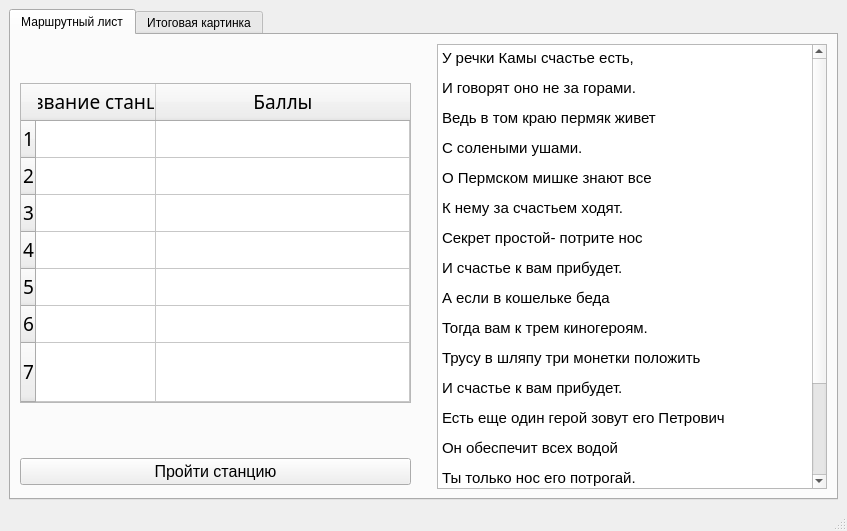
This is QuestMainWindow.ui in VladZuykin/quest as Qt 5 draws it before an edit. The edited form follows.
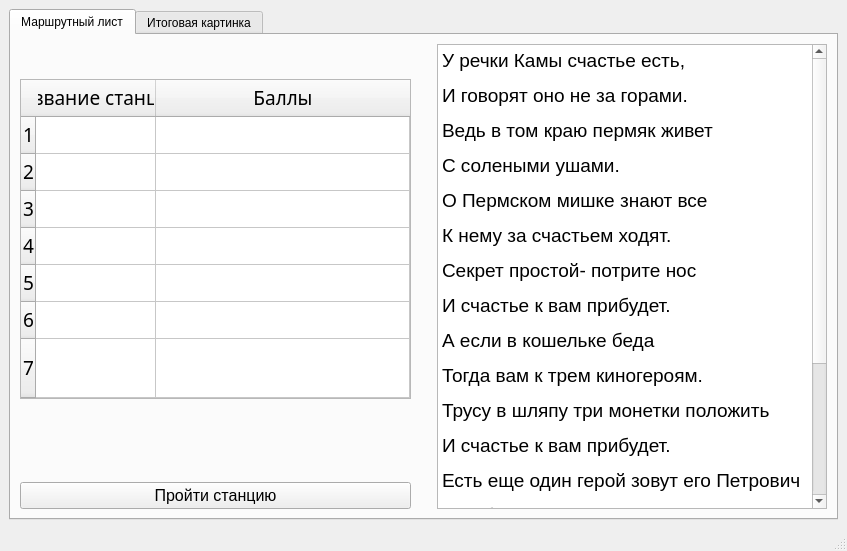
This is the edited form.

```diff
--- a/QuestMainWindow.ui
+++ b/QuestMainWindow.ui
@@ -7,7 +7,7 @@
     <x>0</x>
     <y>0</y>
     <width>847</width>
-    <height>531</height>
+    <height>551</height>
    </rect>
   </property>
   <property name="windowTitle">
@@ -158,7 +158,7 @@
              <enum>Qt::Vertical</enum>
             </property>
             <property name="sizeType">
-             <enum>QSizePolicy::Fixed</enum>
+             <enum>QSizePolicy::MinimumExpanding</enum>
             </property>
             <property name="sizeHint" stdset="0">
              <size>
@@ -226,25 +226,25 @@
 &lt;html&gt;&lt;head&gt;&lt;meta name=&quot;qrichtext&quot; content=&quot;1&quot; /&gt;&lt;style type=&quot;text/css&quot;&gt;
 p, li { white-space: pre-wrap; }
 &lt;/style&gt;&lt;/head&gt;&lt;body style=&quot; font-family:'MS Shell Dlg 2'; font-size:8.25pt; font-weight:400; font-style:normal;&quot;&gt;
-&lt;p style=&quot; margin-top:12px; margin-bottom:12px; margin-left:0px; margin-right:0px; -qt-block-indent:0; text-indent:0px;&quot;&gt;&lt;span style=&quot; font-family:'Times New Roman','serif'; font-size:11pt;&quot;&gt;У речки Камы счастье есть,&lt;/span&gt;&lt;span style=&quot; font-size:11pt;&quot;&gt; &lt;/span&gt;&lt;/p&gt;
-&lt;p style=&quot; margin-top:12px; margin-bottom:12px; margin-left:0px; margin-right:0px; -qt-block-indent:0; text-indent:0px;&quot;&gt;&lt;span style=&quot; font-family:'Times New Roman','serif'; font-size:11pt;&quot;&gt;И говорят оно не за горами.&lt;/span&gt;&lt;span style=&quot; font-size:11pt;&quot;&gt; &lt;/span&gt;&lt;/p&gt;
-&lt;p style=&quot; margin-top:12px; margin-bottom:12px; margin-left:0px; margin-right:0px; -qt-block-indent:0; text-indent:0px;&quot;&gt;&lt;span style=&quot; font-family:'Times New Roman','serif'; font-size:11pt;&quot;&gt;Ведь в том краю пермяк живет &lt;/span&gt;&lt;/p&gt;
-&lt;p style=&quot; margin-top:12px; margin-bottom:12px; margin-left:0px; margin-right:0px; -qt-block-indent:0; text-indent:0px;&quot;&gt;&lt;span style=&quot; font-family:'Times New Roman','serif'; font-size:11pt;&quot;&gt;С солеными ушами.&lt;/span&gt;&lt;span style=&quot; font-size:11pt;&quot;&gt; &lt;/span&gt;&lt;/p&gt;
-&lt;p style=&quot; margin-top:12px; margin-bottom:12px; margin-left:0px; margin-right:0px; -qt-block-indent:0; text-indent:0px;&quot;&gt;&lt;span style=&quot; font-family:'Times New Roman','serif'; font-size:11pt;&quot;&gt;О Пермском мишке знают все&lt;/span&gt;&lt;span style=&quot; font-size:11pt;&quot;&gt; &lt;/span&gt;&lt;/p&gt;
-&lt;p style=&quot; margin-top:12px; margin-bottom:12px; margin-left:0px; margin-right:0px; -qt-block-indent:0; text-indent:0px;&quot;&gt;&lt;span style=&quot; font-family:'Times New Roman','serif'; font-size:11pt;&quot;&gt;К нему за счастьем ходят.&lt;/span&gt;&lt;span style=&quot; font-size:11pt;&quot;&gt; &lt;/span&gt;&lt;/p&gt;
-&lt;p style=&quot; margin-top:12px; margin-bottom:12px; margin-left:0px; margin-right:0px; -qt-block-indent:0; text-indent:0px;&quot;&gt;&lt;span style=&quot; font-family:'Times New Roman','serif'; font-size:11pt;&quot;&gt;Секрет простой- потрите нос &lt;/span&gt;&lt;/p&gt;
-&lt;p style=&quot; margin-top:12px; margin-bottom:12px; margin-left:0px; margin-right:0px; -qt-block-indent:0; text-indent:0px;&quot;&gt;&lt;span style=&quot; font-family:'Times New Roman','serif'; font-size:11pt;&quot;&gt;И счастье к вам прибудет.&lt;/span&gt;&lt;span style=&quot; font-size:11pt;&quot;&gt; &lt;/span&gt;&lt;/p&gt;
-&lt;p style=&quot; margin-top:12px; margin-bottom:12px; margin-left:0px; margin-right:0px; -qt-block-indent:0; text-indent:0px;&quot;&gt;&lt;span style=&quot; font-family:'Times New Roman','serif'; font-size:11pt;&quot;&gt;А если в кошельке беда&lt;/span&gt;&lt;span style=&quot; font-size:11pt;&quot;&gt; &lt;/span&gt;&lt;/p&gt;
-&lt;p style=&quot; margin-top:12px; margin-bottom:12px; margin-left:0px; margin-right:0px; -qt-block-indent:0; text-indent:0px;&quot;&gt;&lt;span style=&quot; font-family:'Times New Roman','serif'; font-size:11pt;&quot;&gt;Тогда вам к трем киногероям.&lt;/span&gt;&lt;span style=&quot; font-size:11pt;&quot;&gt; &lt;/span&gt;&lt;/p&gt;
-&lt;p style=&quot; margin-top:12px; margin-bottom:12px; margin-left:0px; margin-right:0px; -qt-block-indent:0; text-indent:0px;&quot;&gt;&lt;span style=&quot; font-family:'Times New Roman','serif'; font-size:11pt;&quot;&gt;Трусу в шляпу три монетки положить&lt;/span&gt;&lt;span style=&quot; font-size:11pt;&quot;&gt; &lt;/span&gt;&lt;/p&gt;
-&lt;p style=&quot; margin-top:12px; margin-bottom:12px; margin-left:0px; margin-right:0px; -qt-block-indent:0; text-indent:0px;&quot;&gt;&lt;span style=&quot; font-family:'Times New Roman','serif'; font-size:11pt;&quot;&gt;И счастье к вам прибудет.&lt;/span&gt;&lt;span style=&quot; font-size:11pt;&quot;&gt; &lt;/span&gt;&lt;/p&gt;
-&lt;p style=&quot; margin-top:12px; margin-bottom:12px; margin-left:0px; margin-right:0px; -qt-block-indent:0; text-indent:0px;&quot;&gt;&lt;span style=&quot; font-family:'Times New Roman','serif'; font-size:11pt;&quot;&gt;Есть еще один герой зовут его Петрович&lt;/span&gt;&lt;span style=&quot; font-size:11pt;&quot;&gt; &lt;/span&gt;&lt;/p&gt;
-&lt;p style=&quot; margin-top:12px; margin-bottom:12px; margin-left:0px; margin-right:0px; -qt-block-indent:0; text-indent:0px;&quot;&gt;&lt;span style=&quot; font-family:'Times New Roman','serif'; font-size:11pt;&quot;&gt;Он обеспечит всех водой&lt;/span&gt;&lt;span style=&quot; font-size:11pt;&quot;&gt; &lt;/span&gt;&lt;/p&gt;
-&lt;p style=&quot; margin-top:12px; margin-bottom:12px; margin-left:0px; margin-right:0px; -qt-block-indent:0; text-indent:0px;&quot;&gt;&lt;span style=&quot; font-family:'Times New Roman','serif'; font-size:11pt;&quot;&gt;Ты только нос его потрогай.&lt;/span&gt;&lt;span style=&quot; font-size:11pt;&quot;&gt; &lt;/span&gt;&lt;/p&gt;
-&lt;p style=&quot; margin-top:12px; margin-bottom:12px; margin-left:0px; margin-right:0px; -qt-block-indent:0; text-indent:0px;&quot;&gt;&lt;span style=&quot; font-family:'Times New Roman','serif'; font-size:11pt;&quot;&gt;А говорят еще в Перми &lt;/span&gt;&lt;/p&gt;
-&lt;p style=&quot; margin-top:12px; margin-bottom:12px; margin-left:0px; margin-right:0px; -qt-block-indent:0; text-indent:0px;&quot;&gt;&lt;span style=&quot; font-family:'Times New Roman','serif'; font-size:11pt;&quot;&gt;Кусочек есть Парижа&lt;/span&gt;&lt;span style=&quot; font-size:11pt;&quot;&gt; &lt;/span&gt;&lt;/p&gt;
-&lt;p style=&quot; margin-top:12px; margin-bottom:12px; margin-left:0px; margin-right:0px; -qt-block-indent:0; text-indent:0px;&quot;&gt;&lt;span style=&quot; font-family:'Times New Roman','serif'; font-size:11pt;&quot;&gt;Туда влюбленные идут&lt;/span&gt;&lt;span style=&quot; font-size:11pt;&quot;&gt; &lt;/span&gt;&lt;/p&gt;
-&lt;p style=&quot; margin-top:12px; margin-bottom:12px; margin-left:0px; margin-right:0px; -qt-block-indent:0; text-indent:0px;&quot;&gt;&lt;span style=&quot; font-family:'Times New Roman','serif'; font-size:11pt;&quot;&gt;Пронзенные стрелой Амура. &lt;/span&gt;&lt;/p&gt;&lt;/body&gt;&lt;/html&gt;</string>
+&lt;p style=&quot; margin-top:12px; margin-bottom:12px; margin-left:0px; margin-right:0px; -qt-block-indent:0; text-indent:0px;&quot;&gt;&lt;span style=&quot; font-family:'Times New Roman','serif'; font-size:14pt;&quot;&gt;У речки Камы счастье есть,&lt;/span&gt;&lt;span style=&quot; font-family:'Arial'; font-size:14pt;&quot;&gt; &lt;/span&gt;&lt;/p&gt;
+&lt;p style=&quot; margin-top:12px; margin-bottom:12px; margin-left:0px; margin-right:0px; -qt-block-indent:0; text-indent:0px;&quot;&gt;&lt;span style=&quot; font-family:'Times New Roman','serif'; font-size:14pt;&quot;&gt;И говорят оно не за горами.&lt;/span&gt;&lt;span style=&quot; font-family:'Arial'; font-size:14pt;&quot;&gt; &lt;/span&gt;&lt;/p&gt;
+&lt;p style=&quot; margin-top:12px; margin-bottom:12px; margin-left:0px; margin-right:0px; -qt-block-indent:0; text-indent:0px;&quot;&gt;&lt;span style=&quot; font-family:'Times New Roman','serif'; font-size:14pt;&quot;&gt;Ведь в том краю пермяк живет &lt;/span&gt;&lt;/p&gt;
+&lt;p style=&quot; margin-top:12px; margin-bottom:12px; margin-left:0px; margin-right:0px; -qt-block-indent:0; text-indent:0px;&quot;&gt;&lt;span style=&quot; font-family:'Times New Roman','serif'; font-size:14pt;&quot;&gt;С солеными ушами.&lt;/span&gt;&lt;span style=&quot; font-family:'Arial'; font-size:14pt;&quot;&gt; &lt;/span&gt;&lt;/p&gt;
+&lt;p style=&quot; margin-top:12px; margin-bottom:12px; margin-left:0px; margin-right:0px; -qt-block-indent:0; text-indent:0px;&quot;&gt;&lt;span style=&quot; font-family:'Times New Roman','serif'; font-size:14pt;&quot;&gt;О Пермском мишке знают все&lt;/span&gt;&lt;span style=&quot; font-family:'Arial'; font-size:14pt;&quot;&gt; &lt;/span&gt;&lt;/p&gt;
+&lt;p style=&quot; margin-top:12px; margin-bottom:12px; margin-left:0px; margin-right:0px; -qt-block-indent:0; text-indent:0px;&quot;&gt;&lt;span style=&quot; font-family:'Times New Roman','serif'; font-size:14pt;&quot;&gt;К нему за счастьем ходят.&lt;/span&gt;&lt;span style=&quot; font-family:'Arial'; font-size:14pt;&quot;&gt; &lt;/span&gt;&lt;/p&gt;
+&lt;p style=&quot; margin-top:12px; margin-bottom:12px; margin-left:0px; margin-right:0px; -qt-block-indent:0; text-indent:0px;&quot;&gt;&lt;span style=&quot; font-family:'Times New Roman','serif'; font-size:14pt;&quot;&gt;Секрет простой- потрите нос &lt;/span&gt;&lt;/p&gt;
+&lt;p style=&quot; margin-top:12px; margin-bottom:12px; margin-left:0px; margin-right:0px; -qt-block-indent:0; text-indent:0px;&quot;&gt;&lt;span style=&quot; font-family:'Times New Roman','serif'; font-size:14pt;&quot;&gt;И счастье к вам прибудет.&lt;/span&gt;&lt;span style=&quot; font-family:'Arial'; font-size:14pt;&quot;&gt; &lt;/span&gt;&lt;/p&gt;
+&lt;p style=&quot; margin-top:12px; margin-bottom:12px; margin-left:0px; margin-right:0px; -qt-block-indent:0; text-indent:0px;&quot;&gt;&lt;span style=&quot; font-family:'Times New Roman','serif'; font-size:14pt;&quot;&gt;А если в кошельке беда&lt;/span&gt;&lt;span style=&quot; font-family:'Arial'; font-size:14pt;&quot;&gt; &lt;/span&gt;&lt;/p&gt;
+&lt;p style=&quot; margin-top:12px; margin-bottom:12px; margin-left:0px; margin-right:0px; -qt-block-indent:0; text-indent:0px;&quot;&gt;&lt;span style=&quot; font-family:'Times New Roman','serif'; font-size:14pt;&quot;&gt;Тогда вам к трем киногероям.&lt;/span&gt;&lt;span style=&quot; font-family:'Arial'; font-size:14pt;&quot;&gt; &lt;/span&gt;&lt;/p&gt;
+&lt;p style=&quot; margin-top:12px; margin-bottom:12px; margin-left:0px; margin-right:0px; -qt-block-indent:0; text-indent:0px;&quot;&gt;&lt;span style=&quot; font-family:'Times New Roman','serif'; font-size:14pt;&quot;&gt;Трусу в шляпу три монетки положить&lt;/span&gt;&lt;span style=&quot; font-family:'Arial'; font-size:14pt;&quot;&gt; &lt;/span&gt;&lt;/p&gt;
+&lt;p style=&quot; margin-top:12px; margin-bottom:12px; margin-left:0px; margin-right:0px; -qt-block-indent:0; text-indent:0px;&quot;&gt;&lt;span style=&quot; font-family:'Times New Roman','serif'; font-size:14pt;&quot;&gt;И счастье к вам прибудет.&lt;/span&gt;&lt;span style=&quot; font-family:'Arial'; font-size:14pt;&quot;&gt; &lt;/span&gt;&lt;/p&gt;
+&lt;p style=&quot; margin-top:12px; margin-bottom:12px; margin-left:0px; margin-right:0px; -qt-block-indent:0; text-indent:0px;&quot;&gt;&lt;span style=&quot; font-family:'Times New Roman','serif'; font-size:14pt;&quot;&gt;Есть еще один герой зовут его Петрович&lt;/span&gt;&lt;span style=&quot; font-family:'Arial'; font-size:14pt;&quot;&gt; &lt;/span&gt;&lt;/p&gt;
+&lt;p style=&quot; margin-top:12px; margin-bottom:12px; margin-left:0px; margin-right:0px; -qt-block-indent:0; text-indent:0px;&quot;&gt;&lt;span style=&quot; font-family:'Times New Roman','serif'; font-size:14pt;&quot;&gt;Он обеспечит всех водой&lt;/span&gt;&lt;span style=&quot; font-family:'Arial'; font-size:14pt;&quot;&gt; &lt;/span&gt;&lt;/p&gt;
+&lt;p style=&quot; margin-top:12px; margin-bottom:12px; margin-left:0px; margin-right:0px; -qt-block-indent:0; text-indent:0px;&quot;&gt;&lt;span style=&quot; font-family:'Times New Roman','serif'; font-size:14pt;&quot;&gt;Ты только нос его потрогай.&lt;/span&gt;&lt;span style=&quot; font-family:'Arial'; font-size:14pt;&quot;&gt; &lt;/span&gt;&lt;/p&gt;
+&lt;p style=&quot; margin-top:12px; margin-bottom:12px; margin-left:0px; margin-right:0px; -qt-block-indent:0; text-indent:0px;&quot;&gt;&lt;span style=&quot; font-family:'Times New Roman','serif'; font-size:14pt;&quot;&gt;А говорят еще в Перми &lt;/span&gt;&lt;/p&gt;
+&lt;p style=&quot; margin-top:12px; margin-bottom:12px; margin-left:0px; margin-right:0px; -qt-block-indent:0; text-indent:0px;&quot;&gt;&lt;span style=&quot; font-family:'Times New Roman','serif'; font-size:14pt;&quot;&gt;Кусочек есть Парижа&lt;/span&gt;&lt;span style=&quot; font-family:'Arial'; font-size:14pt;&quot;&gt; &lt;/span&gt;&lt;/p&gt;
+&lt;p style=&quot; margin-top:12px; margin-bottom:12px; margin-left:0px; margin-right:0px; -qt-block-indent:0; text-indent:0px;&quot;&gt;&lt;span style=&quot; font-family:'Times New Roman','serif'; font-size:14pt;&quot;&gt;Туда влюбленные идут&lt;/span&gt;&lt;span style=&quot; font-family:'Arial'; font-size:14pt;&quot;&gt; &lt;/span&gt;&lt;/p&gt;
+&lt;p style=&quot; margin-top:12px; margin-bottom:12px; margin-left:0px; margin-right:0px; -qt-block-indent:0; text-indent:0px;&quot;&gt;&lt;span style=&quot; font-family:'Times New Roman','serif'; font-size:14pt;&quot;&gt;Пронзенные стрелой Амура. &lt;/span&gt;&lt;/p&gt;&lt;/body&gt;&lt;/html&gt;</string>
             </property>
            </widget>
           </item>
```
Left out of the diff: 2 changed lines with no effect on the pictures.
